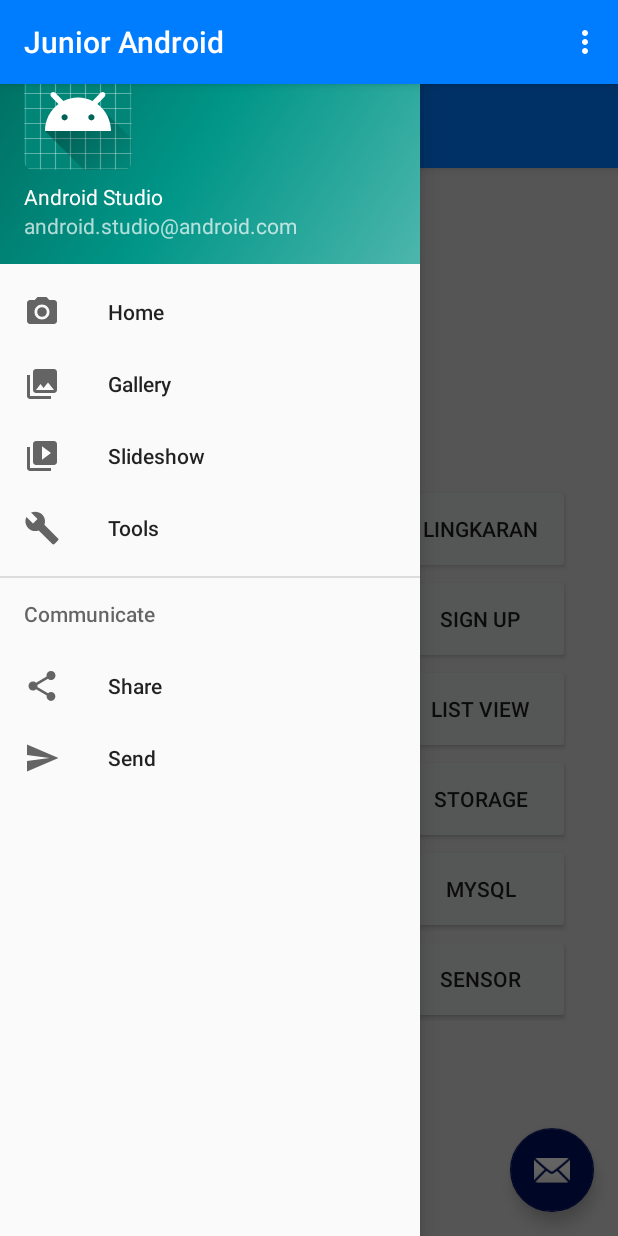
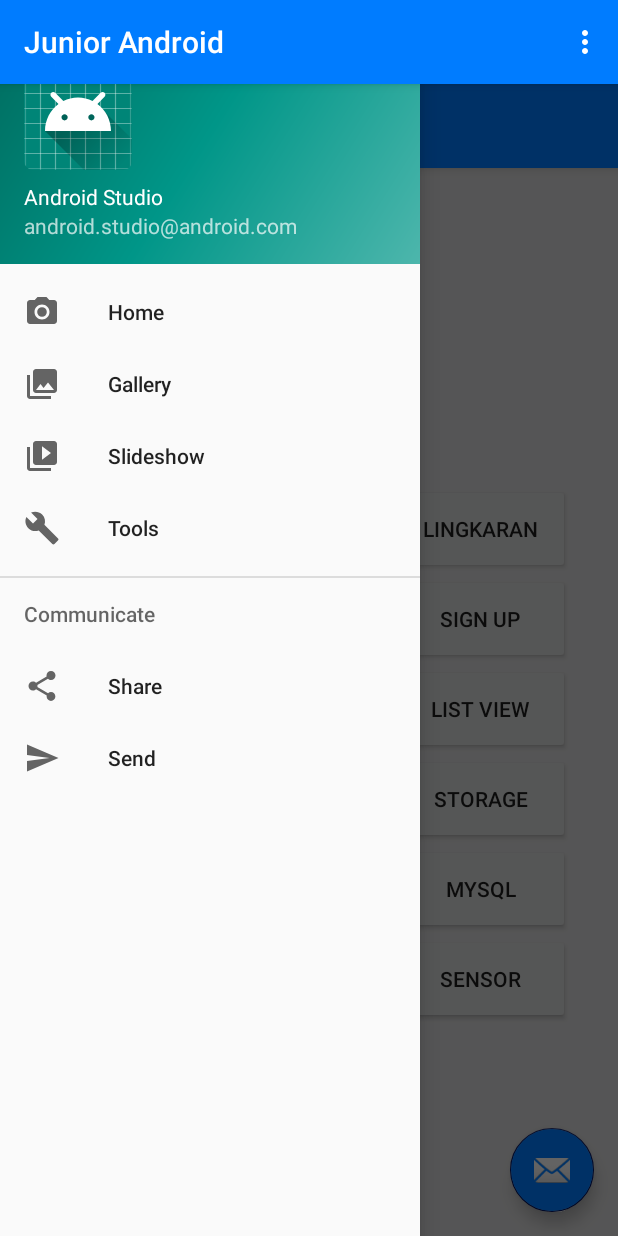
Before and after one commit to Rafli-Dewanto/project-android-pbo, an Android app: the screen it shows after launch (MainActivity), with the side drawer open, on a phone screen of 412 x 824 dp. Run offline under Robolectric (Android 15) with nearby library versions, the phone set to English and light mode, and no system bars; libraries missing offline, so code that uses them is left out: com.synnapps.carouselview; plain views replace CarouselView; 3 statements that could not run were skipped.

```diff
--- a/app/src/main/res/layout/app_bar_main.xml
+++ b/app/src/main/res/layout/app_bar_main.xml
@@ -28,6 +28,7 @@
         android:layout_height="wrap_content"
         android:layout_gravity="bottom|end"
         android:layout_margin="@dimen/fab_margin"
+        android:backgroundTint="@color/colorPrimary"
         app:srcCompat="@android:drawable/ic_dialog_email" />
 
 </androidx.coordinatorlayout.widget.CoordinatorLayout>
```
